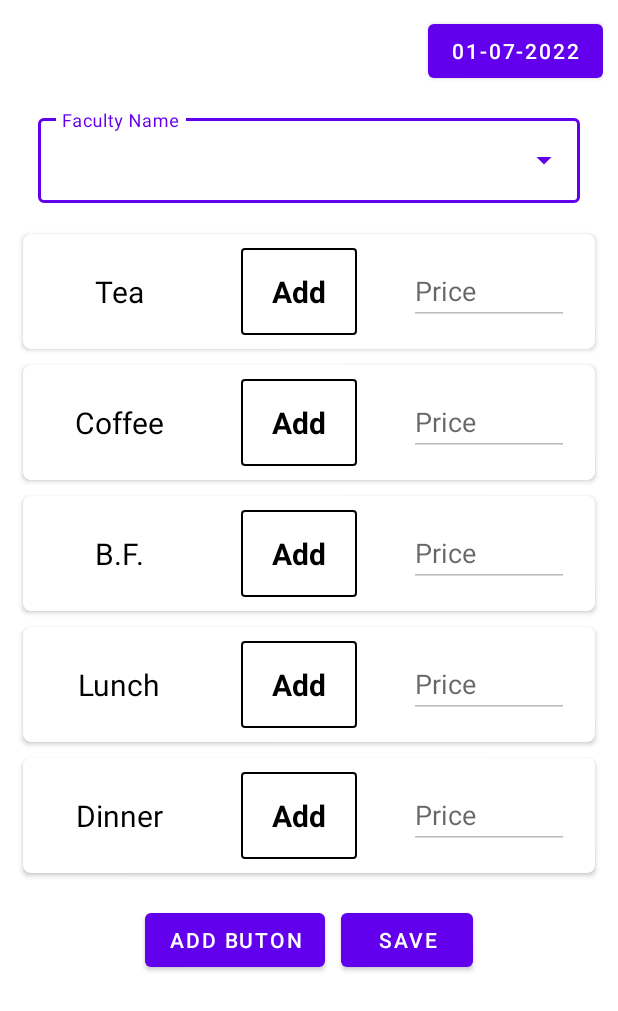
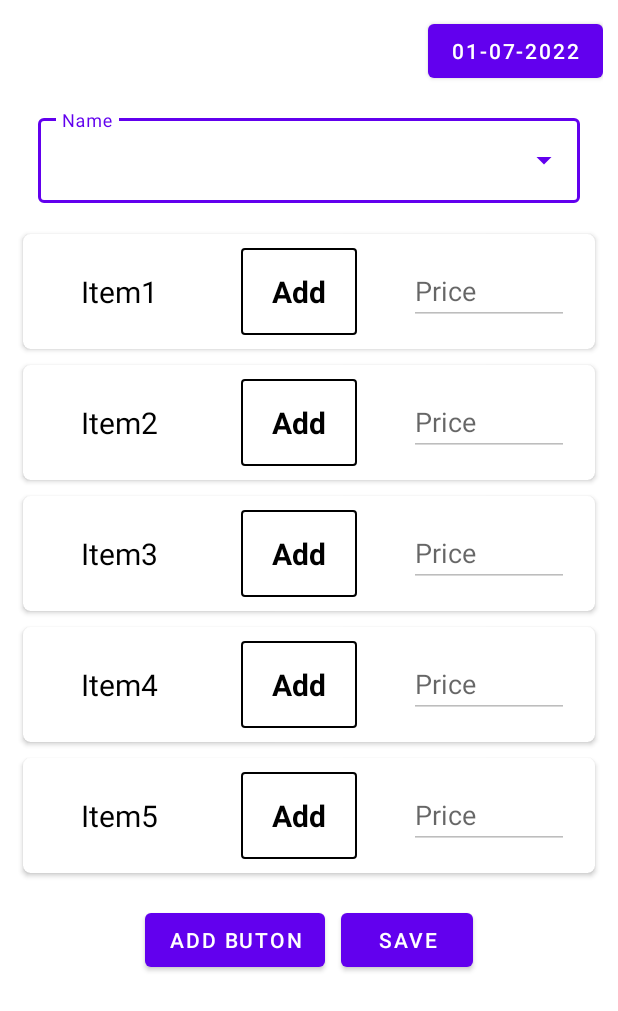
Before and after one commit to madhavbhavsar/CanteenApp, an Android app: the Btn1Activity screen opened directly, with no data from a screen before it, on a phone screen of 412 x 824 dp. Shown: the top 1011 px of the screen. Run offline under Robolectric (Android 15) with nearby library versions, the phone set to English and light mode, and no system bars; our stand-ins replace Firebase (no records; nobody signed in at launch, a user with empty details on screens opened directly).

Commit message:
main commit

```diff
--- a/app/src/main/res/layout/activity_btn1.xml
+++ b/app/src/main/res/layout/activity_btn1.xml
@@ -36,7 +36,7 @@
                 android:layout_width="match_parent"
                 android:layout_height="wrap_content"
                 android:completionThreshold="1"
-                android:hint="Faculty Name" />
+                android:hint="Name" />
 
 
         </com.google.android.material.textfield.TextInputLayout>
@@ -86,7 +86,7 @@
                                 android:layout_gravity="center"
                                 android:ems="4"
                                 android:gravity="center"
-                                android:text="Tea"
+                                android:text="Item1"
                                 android:textColor="@color/black"
                                 android:textSize="20sp" />
 
@@ -203,7 +203,7 @@
                                 android:layout_gravity="center"
                                 android:ems="4"
                                 android:gravity="center"
-                                android:text="Coffee"
+                                android:text="Item2"
                                 android:textColor="@color/black"
                                 android:textSize="20sp" />
 
@@ -319,7 +319,7 @@ android:enabled="false"
                                 android:layout_gravity="center"
                                 android:ems="4"
                                 android:gravity="center"
-                                android:text="B.F."
+                                android:text="Item3"
                                 android:textColor="@color/black"
                                 android:textSize="20sp" />
 
@@ -435,7 +435,7 @@ android:enabled="false"
                                 android:layout_gravity="center"
                                 android:ems="4"
                                 android:gravity="center"
-                                android:text="Lunch"
+                                android:text="Item4"
                                 android:textColor="@color/black"
                                 android:textSize="20sp" />
 
@@ -551,7 +551,7 @@ android:enabled="false"
                                 android:layout_gravity="center"
                                 android:ems="4"
                                 android:gravity="center"
-                                android:text="Dinner"
+                                android:text="Item5"
                                 android:textColor="@color/black"
                                 android:textSize="20sp" />
 
--- a/app/src/main/res/layout/activity_entry.xml
+++ b/app/src/main/res/layout/activity_entry.xml
@@ -34,7 +34,7 @@
                 android:layout_width="match_parent"
                 android:layout_height="wrap_content"
                 android:completionThreshold="1"
-                android:hint="Faculty Name" />
+                android:hint="Name" />
 
 
         </com.google.android.material.textfield.TextInputLayout>
```
